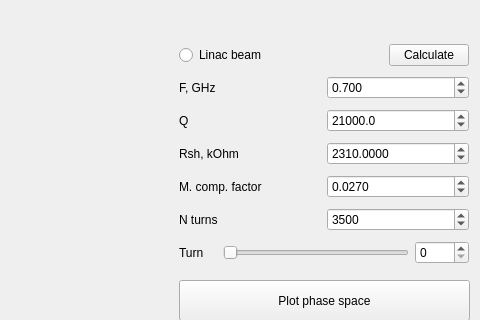
Old version of the form wi.ui in the repository vitaliibalakin/dr_microwave; both pictures show x 681 to 1161 and y 0 to 320 of the 1161 by 800 pixel window.
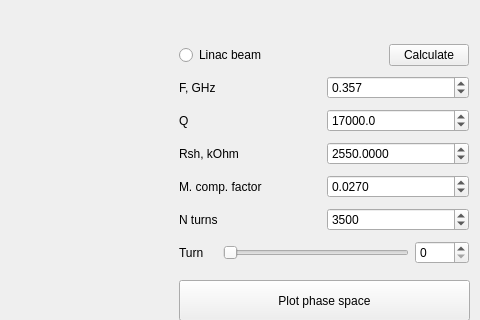
New version of the form.

What changed in the file:
```diff
--- a/wi.ui
+++ b/wi.ui
@@ -115,7 +115,7 @@
           <double>0.100000000000000</double>
          </property>
          <property name="value">
-          <double>21000.000000000000000</double>
+          <double>17000.000000000000000</double>
          </property>
         </widget>
        </item>
@@ -142,7 +142,7 @@
           <double>5.000000000000000</double>
          </property>
          <property name="value">
-          <double>2310.000000000000000</double>
+          <double>2550.000000000000000</double>
          </property>
         </widget>
        </item>
@@ -172,7 +172,7 @@
           <double>0.010000000000000</double>
          </property>
          <property name="value">
-          <double>0.700000000000000</double>
+          <double>0.357000000000000</double>
          </property>
         </widget>
        </item>
```
Left out of the diff: 2 changed lines with no effect on the pictures.
